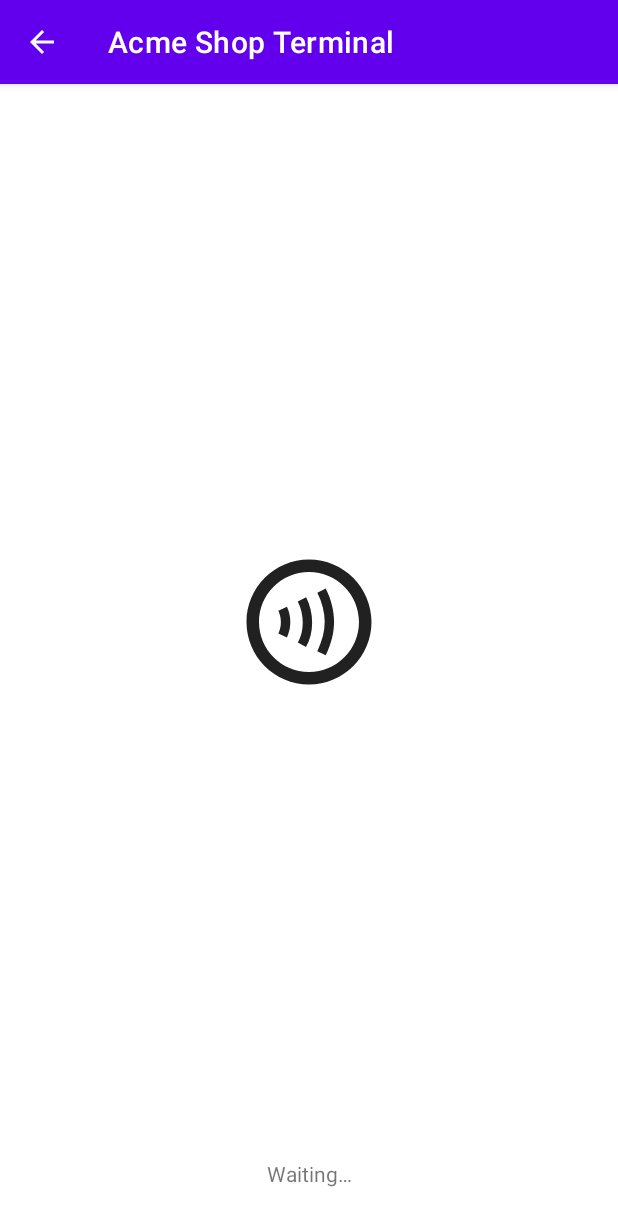
After one commit to goncaloacteixeira/feup-cpm-proj1, an Android app: the NFCReaderActivity screen opened directly, with no data from a screen before it, on a phone screen of 412 x 824 dp. The commit adds this screen. Shown: the top 1226 px of the screen. Run offline under Robolectric (Android 15) with nearby library versions, the phone set to English and light mode, and no system bars; 1 statement that could not run was skipped.

Commit message:
added nfc reader on terminal app

```diff
--- a/AcmeShopTerminal/app/src/main/java/org/feup/cpm/group9/acmeshopterminal/MainActivity.kt
+++ b/AcmeShopTerminal/app/src/main/java/org/feup/cpm/group9/acmeshopterminal/MainActivity.kt
@@ -46,6 +46,10 @@ class MainActivity : AppCompatActivity() {
             options.setBarcodeImageEnabled(true)
             qrCodeLauncher.launch(options)
         }
+        findViewById<Button>(R.id.nfc_btn).setOnClickListener {
+            val intent = Intent(this, NFCReaderActivity::class.java)
+            startActivity(intent)
+        }
     }
 
     private fun startTransactionActivity(transaction: Transaction) {
--- /dev/null
+++ b/AcmeShopTerminal/app/src/main/java/org/feup/cpm/group9/acmeshopterminal/NFCReaderActivity.kt
@@ -0,0 +1,35 @@
+package org.feup.cpm.group9.acmeshopterminal
+
+import android.nfc.NfcAdapter
+import androidx.appcompat.app.AppCompatActivity
+import android.os.Bundle
+import android.widget.TextView
+import android.widget.Toast
+
+const val READER_FLAGS = NfcAdapter.FLAG_READER_NFC_A or NfcAdapter.FLAG_READER_SKIP_NDEF_CHECK
+
+class NFCReaderActivity : AppCompatActivity() {
+    private val nfc: NfcAdapter? by lazy { NfcAdapter.getDefaultAdapter(this) }
+    private val data: TextView by lazy { findViewById(R.id.data) }
+    private val cardReader by lazy { CardReader { runOnUiThread { data.text = it }} }
+
+    override fun onCreate(savedInstanceState: Bundle?) {
+        super.onCreate(savedInstanceState)
+        setContentView(R.layout.activity_nfcreader)
+
+        if (nfc == null) {
+            Toast.makeText(this, "NFC adapter not present!", Toast.LENGTH_LONG).show()
+            finish()
+        }
+    }
+
+    override fun onPause() {
+        super.onPause()
+        nfc?.disableReaderMode(this)
+    }
+
+    override fun onResume() {
+        super.onResume()
+        nfc?.enableReaderMode(this, cardReader, READER_FLAGS, null)
+    }
+}
--- /dev/null
+++ b/AcmeShopTerminal/app/src/main/res/layout/activity_nfcreader.xml
@@ -0,0 +1,29 @@
+<?xml version="1.0" encoding="utf-8"?>
+<androidx.constraintlayout.widget.ConstraintLayout xmlns:android="http://schemas.android.com/apk/res/android"
+    xmlns:app="http://schemas.android.com/apk/res-auto"
+    xmlns:tools="http://schemas.android.com/tools"
+    android:layout_width="match_parent"
+    android:layout_height="match_parent"
+    tools:context=".NFCReaderActivity">
+
+    <ImageView
+        android:id="@+id/imageView2"
+        android:layout_width="100dp"
+        android:layout_height="100dp"
+        app:layout_constraintBottom_toTopOf="@+id/data"
+        app:layout_constraintEnd_toEndOf="parent"
+        app:layout_constraintStart_toStartOf="parent"
+        app:layout_constraintTop_toTopOf="parent"
+        app:srcCompat="@drawable/ic_outline_contactless_24"
+        app:tint="?attr/actionMenuTextColor" />
+
+    <TextView
+        android:id="@+id/data"
+        android:layout_width="wrap_content"
+        android:layout_height="wrap_content"
+        android:layout_marginBottom="32dp"
+        android:text="@string/waiting"
+        app:layout_constraintBottom_toBottomOf="parent"
+        app:layout_constraintEnd_toEndOf="parent"
+        app:layout_constraintStart_toStartOf="parent" />
+</androidx.constraintlayout.widget.ConstraintLayout>
--- a/AcmeShopTerminal/app/src/main/res/values/strings.xml
+++ b/AcmeShopTerminal/app/src/main/res/values/strings.xml
@@ -5,4 +5,5 @@
     <string name="price_template_eur">%.02f€</string>
 
     <string name="your_transaction_on">Your Transaction on %s</string>
+    <string name="waiting">Waiting…</string>
 </resources>
```
Also changed, not shown: AcmeShopTerminal/app/src/main/AndroidManifest.xml (+25 -6 lines), AcmeShopTerminal/app/src/main/java/org/feup/cpm/group9/acmeshopterminal/CardReader.kt (added, +47 -0 lines), AcmeShopTerminal/app/src/main/res/xml/nfc_tech_filter.xml (added, +7 -0 lines).
